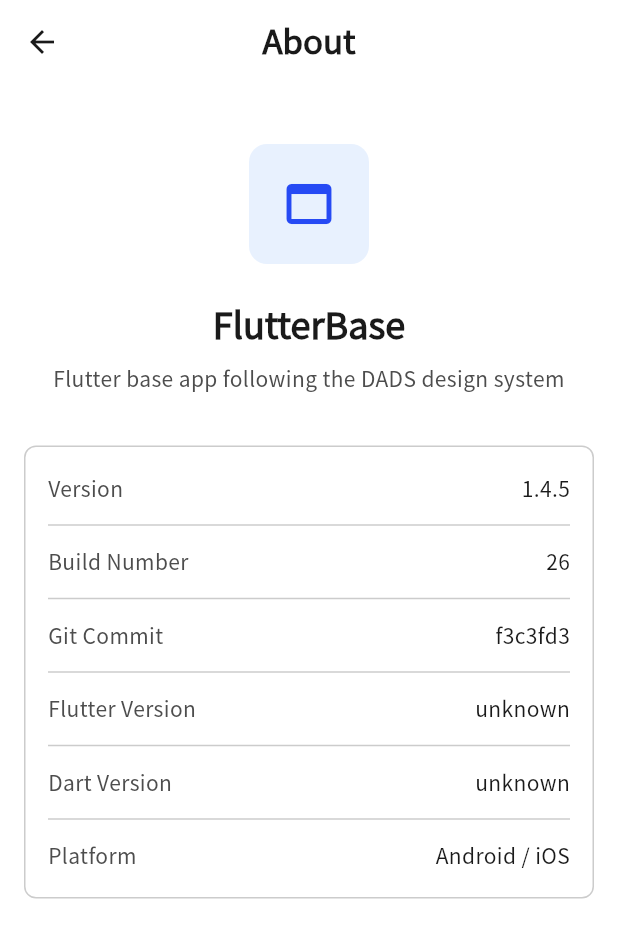
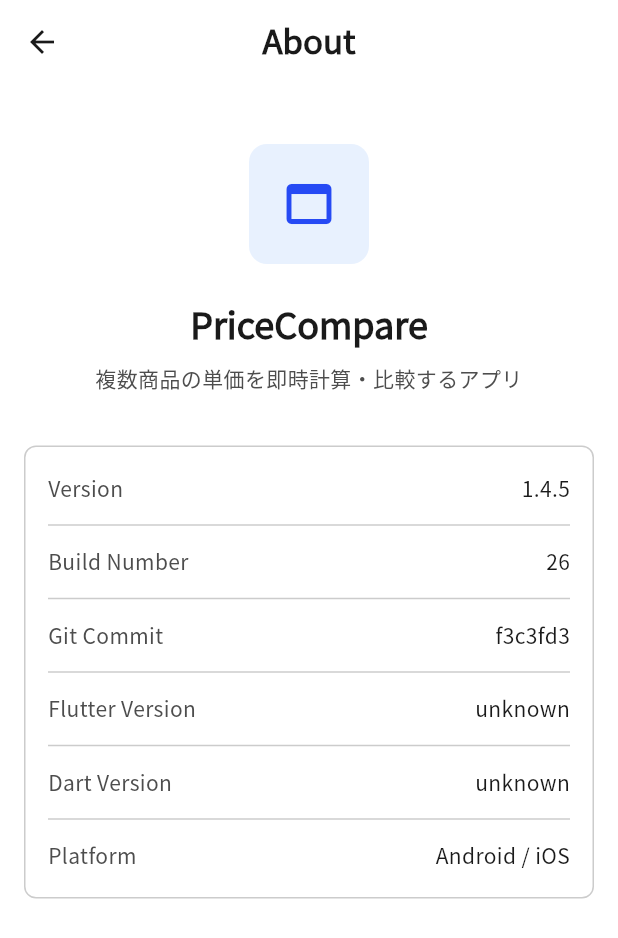
Before and after one commit to kiyoteruhosoda/pricecompare, a Flutter app: the AboutPage screen opened by its route, on a phone screen of 412 x 824 dp. Shown: the top 938 px of the screen. Run offline on Flutter 3.47's test engine with Material 3 defaults, Android fonts, the phone set to English and light mode, and no system bars; our stand-ins replace equatable, get_it, logger, package_info_plus, shared_preferences, sqflite; accounts and stored records are empty.

Commit message:
feat(identity): rename app to PriceCompare and update launcher icon
- AppConfig.appName → 'PriceCompare'; update appDescription, appTagline,
  homeSubtitle, homeCardTitle to match the price-comparison purpose
- app_localizations (en/ja): appName → 'PriceCompare'
- strings.xml (en/ja): android:label → 'PriceCompare'
- assets/icon/: replace FlutterBase placeholder with a price-tag + ¥
  icon on brand-blue (#264AF4) background
- android/res: regenerate drawable-nodpi foreground and mipmap-*/
  ic_launcher.png for all densities (mdpi → xxxhdpi)

https://claude.ai/code/session_011PLMkRTHr2hVpnLB3VE9bi

```diff
--- a/lib/shared/config/app_config.dart
+++ b/lib/shared/config/app_config.dart
@@ -13,18 +13,17 @@ class AppConfig {
   // ─── Identity ─────────────────────────────────────────────────────
   /// Display name shown in the MaterialApp title, drawer header,
   /// and About page.
-  static const String appName = 'FlutterBase';
+  static const String appName = 'PriceCompare';
 
   /// One-line description shown on the About page.
-  static const String appDescription =
-      'Flutter base app following the DADS design system';
+  static const String appDescription = '複数商品の単価を即時計算・比較するアプリ';
 
   /// Short tagline rendered under the app name in the drawer.
-  static const String appTagline = 'DADS Design System';
+  static const String appTagline = '価格比較 & 履歴管理';
 
   // ─── Home page copy ───────────────────────────────────────────────
-  static const String homeSubtitle = 'DADS Design System App';
-  static const String homeCardTitle = 'DADS Design System';
+  static const String homeSubtitle = '価格比較 & 履歴管理';
+  static const String homeCardTitle = 'PriceCompare';
 
   // ─── Typography ───────────────────────────────────────────────────
   /// Must exactly match the `family:` entry in `pubspec.yaml`'s fonts
--- a/lib/shared/l10n/app_localizations_en.dart
+++ b/lib/shared/l10n/app_localizations_en.dart
@@ -6,7 +6,7 @@ class AppLocalizationsEn extends AppLocalizations {
 
   // ─── Navigation ───────────────────────────────────────────────────────
   @override
-  String get appName => 'FlutterBase';
+  String get appName => 'PriceCompare';
   @override
   String get navHome => 'Home';
   @override
--- a/lib/shared/l10n/app_localizations_ja.dart
+++ b/lib/shared/l10n/app_localizations_ja.dart
@@ -6,7 +6,7 @@ class AppLocalizationsJa extends AppLocalizations {
 
   // ─── Navigation ───────────────────────────────────────────────────────
   @override
-  String get appName => 'フラッターベース';
+  String get appName => 'PriceCompare';
   @override
   String get navHome => 'ホーム';
   @override
```
Also changed, not shown: assets/icon/app_icon.png, assets/icon/app_icon_foreground.png, 8 other files.
